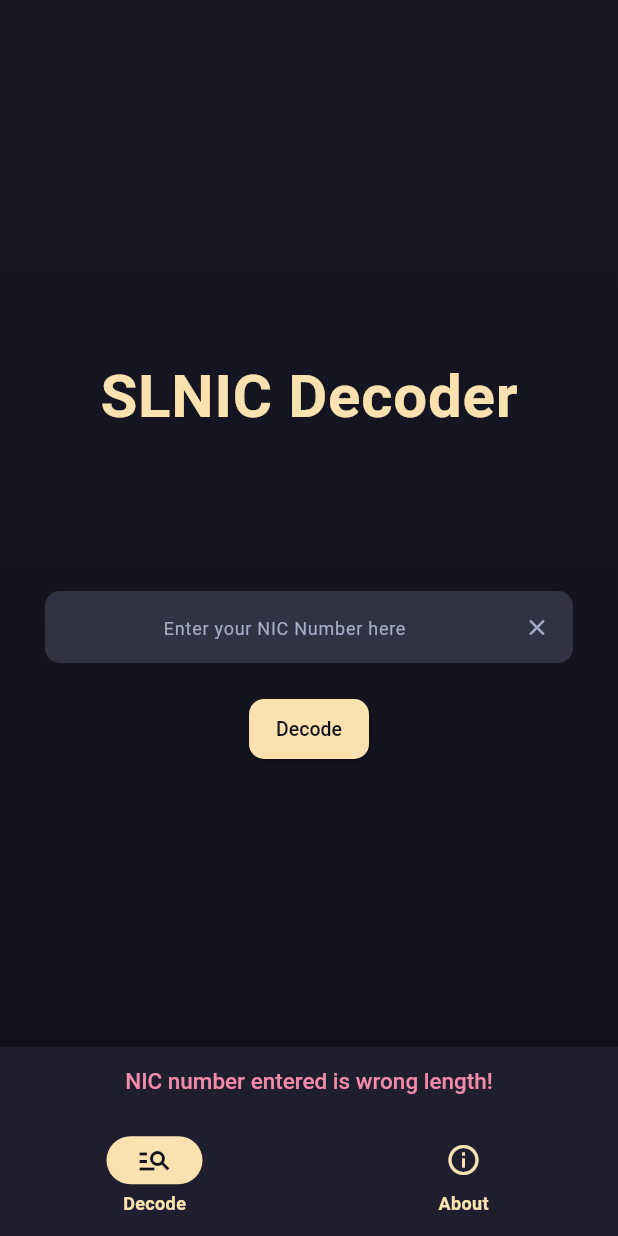
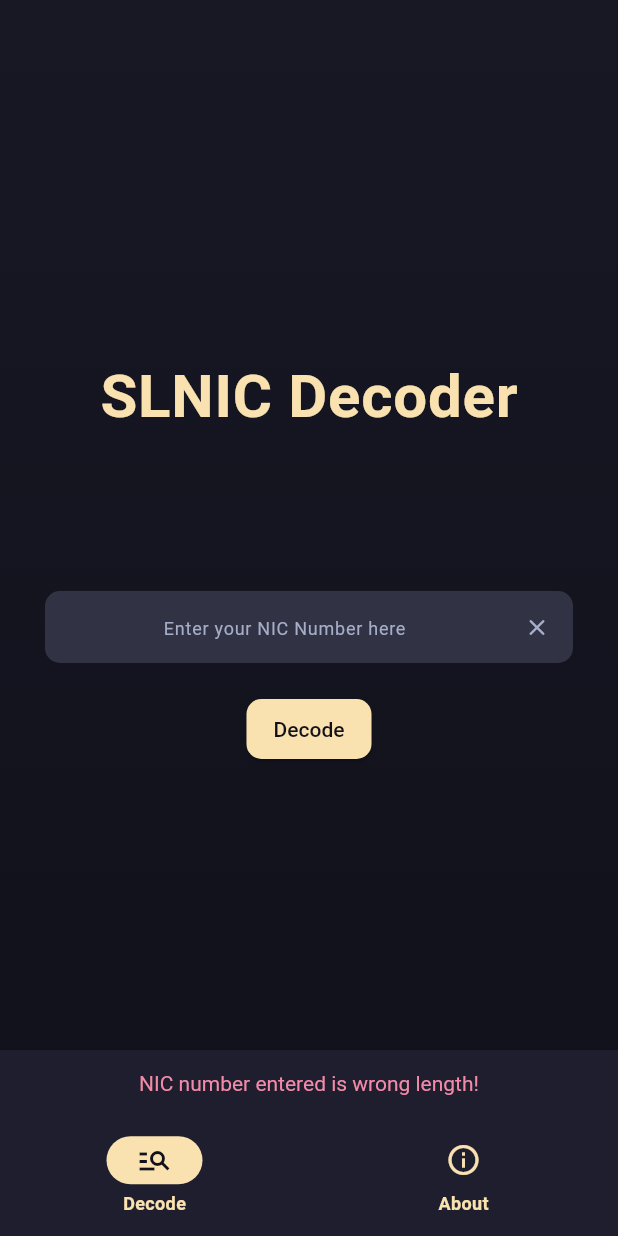
Before and after one commit to Chamal1120/slnic-decoder, a Flutter app: the screen it shows after launch, after a tap on "Decode", on a phone screen of 412 x 824 dp. Run offline on Flutter 3.47's test engine with Material 3 defaults, Android fonts, the phone set to English and light mode, and no system bars; our stand-ins replace flutter_svg, get.

Commit message:
feat: Update result screen theme

```diff
--- a/lib/theme/theme.dart
+++ b/lib/theme/theme.dart
@@ -25,6 +25,11 @@
   ),
 
   textTheme: TextTheme(
+    displayMedium: TextStyle(
+      color: mocha.yellow,
+      fontSize: 15.0,
+      fontWeight: FontWeight.bold,
+    ),
     titleMedium: TextStyle(
       color: mocha.crust,
       fontSize: 15.0,
@@ -53,7 +58,7 @@
 
   // Define a Card Theme for TableCard
   cardTheme: CardTheme(
-    color: mocha.yellow,
+    color: mocha.crust,
     elevation: 8,
     shape: RoundedRectangleBorder(
       borderRadius: BorderRadius.circular(16),
@@ -61,7 +66,7 @@
   ),
 
   // Define table border theme
-  dividerColor: mocha.crust,
+  dividerColor: mocha.base,
 
   elevatedButtonTheme: ElevatedButtonThemeData(
     style: ElevatedButton.styleFrom(
@@ -75,7 +80,7 @@
         vertical: 12.0,
       ),
       textStyle: TextStyle(
-        fontSize: 13.0,
+        fontSize: 14.0,
         fontWeight: FontWeight.w500,
       ),
     ),
@@ -114,8 +119,8 @@
     backgroundColor: mocha.base,
     contentTextStyle: TextStyle(
       color: mocha.red,
-      fontSize: 15.0,
-      fontWeight: FontWeight.w500,
+      fontSize: 14.0,
+      fontWeight: FontWeight.w400,
     ),
   ),
 
```
